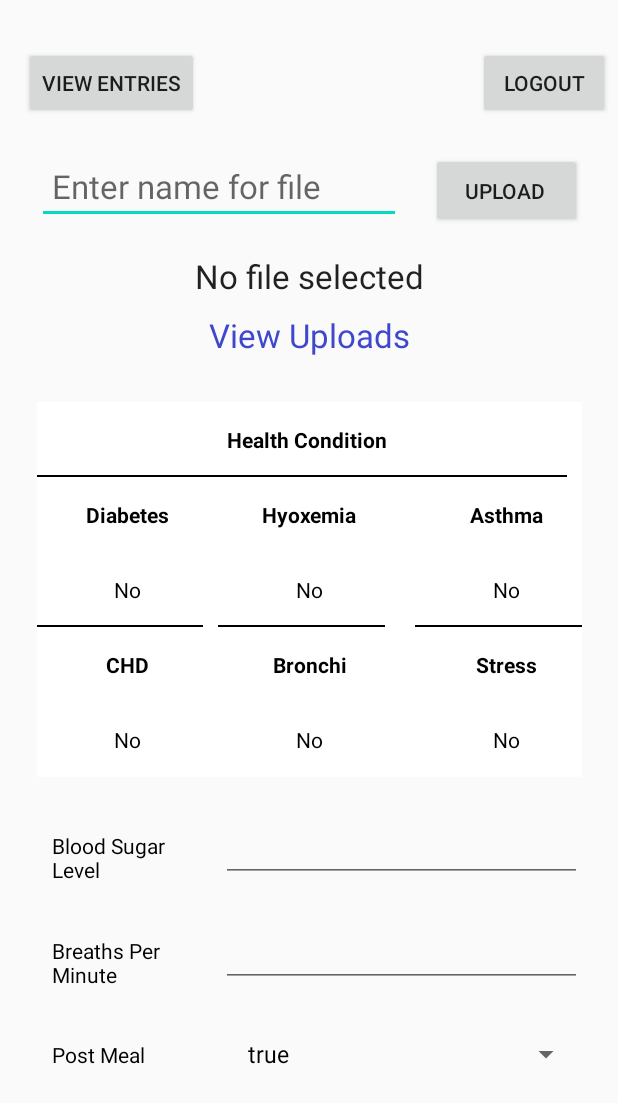
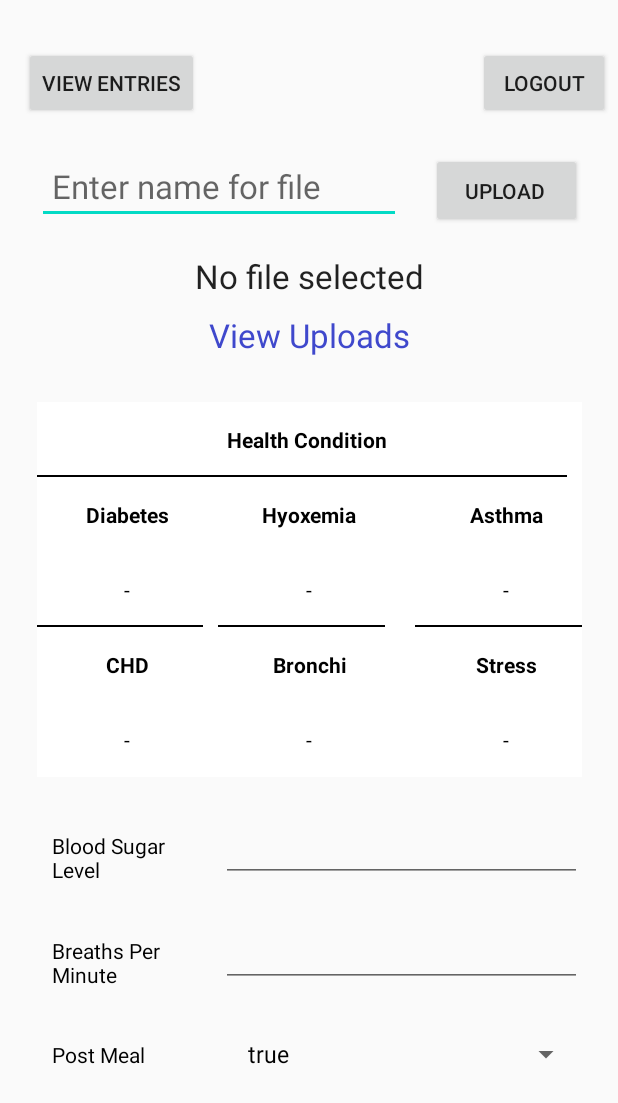
Before and after one commit to abhilashsaj/Wearable-Based-Health-Monitoring-System, an Android app: the ManualEntryActivity screen opened directly, with no data from a screen before it, on a phone screen of 412 x 824 dp. Shown: the top 1103 px of the screen. Run offline under Robolectric (Android 15) with nearby library versions, the phone set to English and light mode, and no system bars; our stand-ins replace Firebase (no records; nobody signed in at launch, a user with empty details on screens opened directly); libraries missing offline, so code that uses them is left out: in.gauriinfotech.commons.

Commit message:
bug fixes

```diff
--- a/Android/app/src/main/java/com/example/svasthya/ManualEntryActivity.java
+++ b/Android/app/src/main/java/com/example/svasthya/ManualEntryActivity.java
@@ -162,6 +162,12 @@ public class ManualEntryActivity extends AppCompatActivity implements AdapterVie
         cholestorol_textview = (EditText) findViewById(R.id.cholestorol);
         oxygen_saturation_textview = (EditText) findViewById(R.id.oxygen_saturation);
 
+        diabetes_textview = (TextView)findViewById(R.id.diabetes_m);
+        bronchi_textview = (TextView)findViewById(R.id.bronchi_m);
+        chd_textview = (TextView)findViewById(R.id.chd_m);
+        hypoxemia_textview = (TextView)findViewById(R.id.hypoxemia_m);
+        asthma_textview = (TextView)findViewById(R.id.asthma_m);
+        stress_textview = (TextView)findViewById(R.id.stress_m);
 
     }
     private void getPDF() {
@@ -332,6 +338,7 @@ public class ManualEntryActivity extends AppCompatActivity implements AdapterVie
 
     public void submitToServer(View view) {
 
+
 //        post_meal = post_meal_textview.getText().toString();
         blood_sugar_level = blood_sugar_level_textview.getText().toString();
         breaths_per_minute = breaths_per_minute_textview.getText().toString();
@@ -345,9 +352,10 @@ public class ManualEntryActivity extends AppCompatActivity implements AdapterVie
         cholestorol = cholestorol_textview.getText().toString();
         oxygen_saturation = oxygen_saturation_textview.getText().toString();
 
-        if(!post_meal.trim().isEmpty() && !blood_sugar_level.trim().isEmpty() &&
+
+
+        if(!blood_sugar_level.trim().isEmpty() &&
         !breaths_per_minute.trim().isEmpty() &&
-                !is_running.trim().isEmpty() &&
         !breath_shortness_severity.trim().isEmpty() &&
                 !cough_frequency.trim().isEmpty() &&
         !cough_severity.trim().isEmpty() &&
@@ -357,6 +365,8 @@ public class ManualEntryActivity extends AppCompatActivity implements AdapterVie
         !cholestorol.trim().isEmpty() &&
                 !oxygen_saturation.trim().isEmpty())
         {
+
+
             Map<String, Object> healthParam = new HashMap<>();
 
             healthParam.put( "post_meal",post_meal);
@@ -412,6 +422,8 @@ public class ManualEntryActivity extends AppCompatActivity implements AdapterVie
                         }
                     });
 
+            Toast.makeText(ManualEntryActivity.this, "Sumit function invoked Successfully", Toast.LENGTH_LONG).show();
+            Log.d("function", "submit invoke");
 
             RequestBody requestBody = new MultipartBody.Builder()
                     .setType(MultipartBody.FORM)
@@ -428,6 +440,7 @@ public class ManualEntryActivity extends AppCompatActivity implements AdapterVie
                     .addFormDataPart("cholestorol", cholestorol)
                     .addFormDataPart("oxygen_saturation", oxygen_saturation)
                     .build();
+
             OkHttpClient okHttpClient = new OkHttpClient();
             Request request = new Request
                     .Builder()
@@ -466,7 +479,7 @@ public class ManualEntryActivity extends AppCompatActivity implements AdapterVie
                                 asthma_textview.setText(asthma);
                                 chd_textview.setText(chd);
 
-                                                Toast.makeText(ManualEntryActivity.this, obj.toString(), Toast.LENGTH_LONG).show();
+                                Toast.makeText(ManualEntryActivity.this, obj.toString(), Toast.LENGTH_LONG).show();
                             } catch (IOException | JSONException e) {
                                 e.printStackTrace();
                             }
--- a/Android/app/src/main/res/layout/activity_manual_entry.xml
+++ b/Android/app/src/main/res/layout/activity_manual_entry.xml
@@ -207,37 +207,37 @@
                 <TextView
                     android:layout_width="0dp"
                     android:layout_height="50dp"
-                    android:id="@+id/diabetes"
+                    android:id="@+id/diabetes_m"
                     android:layout_marginRight="10dp"
                     android:layout_weight="1"
                     android:gravity="center"
                     android:paddingLeft="10dp"
-                    android:text="No"
+                    android:text="-"
                     android:background="@drawable/textlines"
                     android:textColor="@color/blackColor" />
 
                 <TextView
                     android:layout_width="0dp"
                     android:layout_height="50dp"
-                    android:id="@+id/hypoxemia"
+                    android:id="@+id/hypoxemia_m"
                     android:layout_marginRight="10dp"
                     android:layout_weight="1"
                     android:gravity="center"
                     android:background="@drawable/textlines"
                     android:paddingLeft="10dp"
-                    android:text="No"
+                    android:text="-"
                     android:textColor="@color/blackColor" />
 
                 <TextView
                     android:layout_width="0dp"
                     android:layout_height="50dp"
-                    android:id="@+id/asthma"
+                    android:id="@+id/asthma_m"
                     android:background="@drawable/textlines"
                     android:layout_marginLeft="10dp"
                     android:layout_weight="1"
                     android:paddingLeft="10dp"
                     android:gravity="center"
-                    android:text="No"
+                    android:text="-"
                     android:textColor="@color/blackColor" />
             </LinearLayout>
 
@@ -299,34 +299,34 @@
                 <TextView
                     android:layout_width="0dp"
                     android:layout_height="50dp"
-                    android:id="@+id/chd"
+                    android:id="@+id/chd_m"
                     android:layout_marginRight="10dp"
                     android:layout_weight="1"
                     android:gravity="center"
                     android:paddingLeft="10dp"
-                    android:text="No"
+                    android:text="-"
                     android:textColor="@color/blackColor" />
 
                 <TextView
                     android:layout_width="0dp"
                     android:layout_height="50dp"
-                    android:id="@+id/bronchi"
+                    android:id="@+id/bronchi_m"
                     android:layout_marginRight="10dp"
                     android:layout_weight="1"
                     android:gravity="center"
                     android:paddingLeft="10dp"
-                    android:text="No"
+                    android:text="-"
                     android:textColor="@color/blackColor" />
 
                 <TextView
                     android:layout_width="0dp"
                     android:layout_height="50dp"
-                    android:id="@+id/stress"
+                    android:id="@+id/stress_m"
                     android:layout_marginLeft="10dp"
                     android:layout_weight="1"
                     android:paddingLeft="10dp"
                     android:gravity="center"
-                    android:text="No"
+                    android:text="-"
                     android:textColor="@color/blackColor" />
             </LinearLayout>
 
@@ -358,6 +358,7 @@
                     android:layout_marginLeft="10dp"
                     android:layout_weight="1.4"
                     android:paddingLeft="10dp"
+                    android:inputType="number"
                     android:singleLine="true"
                     android:textColor="@color/blackColor" />
             </LinearLayout>
@@ -390,6 +391,7 @@
                     android:layout_marginLeft="10dp"
                     android:layout_weight="1.4"
                     android:paddingLeft="10dp"
+                    android:inputType="number"
                     android:singleLine="true"
                     android:textColor="@color/blackColor" />
             </LinearLayout>
@@ -492,6 +494,7 @@
                     android:layout_marginLeft="10dp"
                     android:layout_weight="1.4"
                     android:paddingLeft="10dp"
+                    android:inputType="number"
                     android:singleLine="true"
                     android:textColor="@color/blackColor" />
             </LinearLayout>
@@ -523,6 +526,7 @@
                     android:layout_height="50dp"
                     android:layout_marginLeft="10dp"
                     android:layout_weight="1.4"
+                    android:inputType="number"
                     android:paddingLeft="10dp"
                     android:singleLine="true"
                     android:textColor="@color/blackColor" />
@@ -546,6 +550,7 @@
                     android:layout_weight="0.6"
                     android:gravity="center_vertical"
                     android:paddingLeft="10dp"
+                    android:inputType="number"
                     android:text="Cough Severity"
                     android:textColor="@color/blackColor" />
 
```
